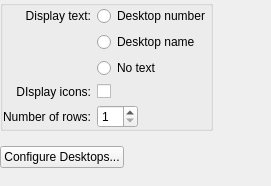
Qt form plasma/applets/pager/pagerConfig.ui (mgottschlag/kwin-tiling) before a commit.
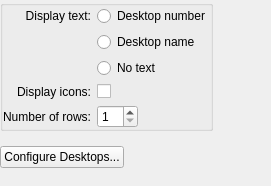
The same form after that commit.

Commit message: s/DIsplay/Display/

What changed in the file:
```diff
--- a/plasma/applets/pager/pagerConfig.ui
+++ b/plasma/applets/pager/pagerConfig.ui
@@ -71,7 +71,7 @@
       <item row="3" column="0" >
        <widget class="QLabel" name="label" >
         <property name="text" >
-         <string>DIsplay icons:</string>
+         <string>Display icons:</string>
         </property>
         <property name="alignment" >
          <set>Qt::AlignRight|Qt::AlignTrailing|Qt::AlignVCenter</set>
```
